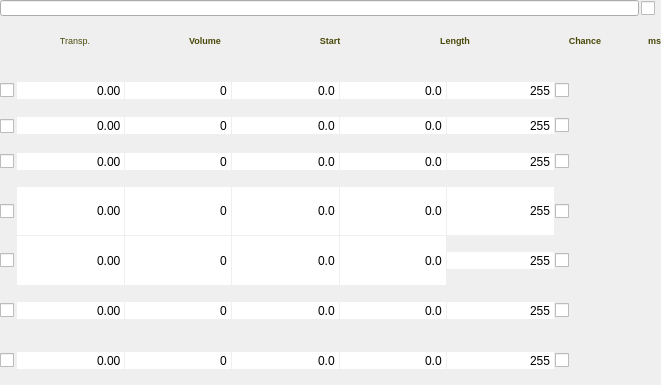
The window that Qt/qt4_patch_widget.ui (kmatheussen/radium) describes before a commit, drawn with Qt 5.
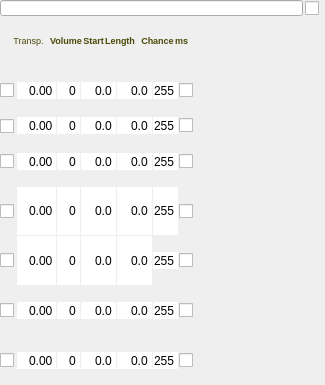
The same window after the commit.

Patch:
```diff
--- a/Qt/qt4_patch_widget.ui
+++ b/Qt/qt4_patch_widget.ui
@@ -6,12 +6,12 @@
    <rect>
     <x>0</x>
     <y>0</y>
-    <width>661</width>
+    <width>325</width>
     <height>385</height>
    </rect>
   </property>
   <property name="sizePolicy">
-   <sizepolicy hsizetype="Minimum" vsizetype="Minimum">
+   <sizepolicy hsizetype="Fixed" vsizetype="Fixed">
     <horstretch>0</horstretch>
     <verstretch>0</verstretch>
    </sizepolicy>
@@ -38,7 +38,7 @@
    <item>
     <widget class="QWidget" name="widget" native="true">
      <property name="sizePolicy">
-      <sizepolicy hsizetype="Minimum" vsizetype="Minimum">
+      <sizepolicy hsizetype="Expanding" vsizetype="Minimum">
        <horstretch>0</horstretch>
        <verstretch>0</verstretch>
       </sizepolicy>
@@ -69,7 +69,7 @@
        <widget class="QLineEdit" name="name_widget">
         <property name="sizePolicy">
          <sizepolicy hsizetype="Expanding" vsizetype="Maximum">
-          <horstretch>0</horstretch>
+          <horstretch>1</horstretch>
           <verstretch>0</verstretch>
          </sizepolicy>
         </property>
@@ -103,7 +103,7 @@
    <item>
     <widget class="QWidget" name="voices_widget" native="true">
      <property name="sizePolicy">
-      <sizepolicy hsizetype="Minimum" vsizetype="Minimum">
+      <sizepolicy hsizetype="Fixed" vsizetype="Minimum">
        <horstretch>0</horstretch>
        <verstretch>0</verstretch>
       </sizepolicy>
@@ -150,6 +150,12 @@
         </item>
         <item>
          <widget class="QLabel" name="nd_label4">
+          <property name="sizePolicy">
+           <sizepolicy hsizetype="Fixed" vsizetype="Preferred">
+            <horstretch>0</horstretch>
+            <verstretch>0</verstretch>
+           </sizepolicy>
+          </property>
           <property name="text">
            <string>&lt;html&gt;&lt;head/&gt;&lt;body&gt;&lt;p&gt;&lt;span style=&quot; font-size:7pt; color:#4a4808;&quot;&gt;Transp.&lt;/span&gt;&lt;/p&gt;&lt;/body&gt;&lt;/html&gt;</string>
           </property>
@@ -176,6 +182,12 @@
         </item>
         <item>
          <widget class="QLabel" name="nd_label1">
+          <property name="sizePolicy">
+           <sizepolicy hsizetype="Fixed" vsizetype="Preferred">
+            <horstretch>0</horstretch>
+            <verstretch>0</verstretch>
+           </sizepolicy>
+          </property>
           <property name="text">
            <string>&lt;html&gt;&lt;head/&gt;&lt;body&gt;&lt;p&gt;&lt;span style=&quot; font-size:7pt; font-weight:600; color:#4a4808;&quot;&gt;Volume&lt;/span&gt;&lt;/p&gt;&lt;/body&gt;&lt;/html&gt;</string>
           </property>
@@ -192,6 +204,12 @@
         </item>
         <item>
          <widget class="QLabel" name="nd_label2">
+          <property name="sizePolicy">
+           <sizepolicy hsizetype="Fixed" vsizetype="Preferred">
+            <horstretch>0</horstretch>
+            <verstretch>0</verstretch>
+           </sizepolicy>
+          </property>
           <property name="text">
            <string>&lt;html&gt;&lt;head/&gt;&lt;body&gt;&lt;p&gt;&lt;span style=&quot; font-size:7pt; font-weight:600; color:#4a4808;&quot;&gt;Start&lt;/span&gt;&lt;/p&gt;&lt;/body&gt;&lt;/html&gt;</string>
           </property>
@@ -203,7 +221,7 @@
         <item>
          <widget class="QLabel" name="nd_label3">
           <property name="sizePolicy">
-           <sizepolicy hsizetype="Minimum" vsizetype="Minimum">
+           <sizepolicy hsizetype="Fixed" vsizetype="Minimum">
             <horstretch>0</horstretch>
             <verstretch>0</verstretch>
            </sizepolicy>
@@ -235,7 +253,7 @@
         <item>
          <widget class="QLabel" name="nd_label5">
           <property name="sizePolicy">
-           <sizepolicy hsizetype="Minimum" vsizetype="Minimum">
+           <sizepolicy hsizetype="Fixed" vsizetype="Minimum">
             <horstretch>0</horstretch>
             <verstretch>0</verstretch>
            </sizepolicy>
@@ -302,6 +320,12 @@
         </item>
         <item>
          <widget class="QDoubleSpinBox" name="t1">
+          <property name="sizePolicy">
+           <sizepolicy hsizetype="Fixed" vsizetype="Fixed">
+            <horstretch>0</horstretch>
+            <verstretch>0</verstretch>
+           </sizepolicy>
+          </property>
           <property name="toolTip">
            <string>Transpose voice</string>
           </property>
@@ -324,6 +348,12 @@
         </item>
         <item>
          <widget class="QSpinBox" name="v1">
+          <property name="sizePolicy">
+           <sizepolicy hsizetype="Fixed" vsizetype="Fixed">
+            <horstretch>0</horstretch>
+            <verstretch>0</verstretch>
+           </sizepolicy>
+          </property>
           <property name="frame">
            <bool>false</bool>
           </property>
@@ -343,6 +373,12 @@
         </item>
         <item>
          <widget class="QDoubleSpinBox" name="s1">
+          <property name="sizePolicy">
+           <sizepolicy hsizetype="Fixed" vsizetype="Fixed">
+            <horstretch>0</horstretch>
+            <verstretch>0</verstretch>
+           </sizepolicy>
+          </property>
           <property name="frame">
            <bool>false</bool>
           </property>
@@ -365,6 +401,12 @@
         </item>
         <item>
          <widget class="QDoubleSpinBox" name="l1">
+          <property name="sizePolicy">
+           <sizepolicy hsizetype="Fixed" vsizetype="Fixed">
+            <horstretch>0</horstretch>
+            <verstretch>0</verstretch>
+           </sizepolicy>
+          </property>
           <property name="frame">
            <bool>false</bool>
           </property>
@@ -387,6 +429,12 @@
         </item>
         <item>
          <widget class="QSpinBox" name="c1">
+          <property name="sizePolicy">
+           <sizepolicy hsizetype="Fixed" vsizetype="Fixed">
+            <horstretch>0</horstretch>
+            <verstretch>0</verstretch>
+           </sizepolicy>
+          </property>
           <property name="frame">
            <bool>false</bool>
           </property>
@@ -410,7 +458,7 @@
         <item>
          <widget class="QCheckBox" name="f1">
           <property name="sizePolicy">
-           <sizepolicy hsizetype="Minimum" vsizetype="Minimum">
+           <sizepolicy hsizetype="Fixed" vsizetype="Minimum">
             <horstretch>0</horstretch>
             <verstretch>0</verstretch>
            </sizepolicy>
@@ -459,7 +507,7 @@
         <item>
          <widget class="QDoubleSpinBox" name="t2">
           <property name="sizePolicy">
-           <sizepolicy hsizetype="Minimum" vsizetype="Fixed">
+           <sizepolicy hsizetype="Fixed" vsizetype="Fixed">
             <horstretch>0</horstretch>
             <verstretch>0</verstretch>
            </sizepolicy>
@@ -484,7 +532,7 @@
         <item>
          <widget class="QSpinBox" name="v2">
           <property name="sizePolicy">
-           <sizepolicy hsizetype="Minimum" vsizetype="Fixed">
+           <sizepolicy hsizetype="Fixed" vsizetype="Fixed">
             <horstretch>0</horstretch>
             <verstretch>0</verstretch>
            </sizepolicy>
@@ -509,7 +557,7 @@
         <item>
          <widget class="QDoubleSpinBox" name="s2">
           <property name="sizePolicy">
-           <sizepolicy hsizetype="Minimum" vsizetype="Fixed">
+           <sizepolicy hsizetype="Fixed" vsizetype="Fixed">
             <horstretch>0</horstretch>
             <verstretch>0</verstretch>
            </sizepolicy>
@@ -537,7 +585,7 @@
         <item>
          <widget class="QDoubleSpinBox" name="l2">
           <property name="sizePolicy">
-           <sizepolicy hsizetype="Minimum" vsizetype="Fixed">
+           <sizepolicy hsizetype="Fixed" vsizetype="Fixed">
             <horstretch>0</horstretch>
             <verstretch>0</verstretch>
            </sizepolicy>
@@ -564,6 +612,12 @@
         </item>
         <item>
          <widget class="QSpinBox" name="c2">
+          <property name="sizePolicy">
+           <sizepolicy hsizetype="Fixed" vsizetype="Fixed">
+            <horstretch>0</horstretch>
+            <verstretch>0</verstretch>
+           </sizepolicy>
+          </property>
           <property name="frame">
            <bool>false</bool>
           </property>
@@ -587,7 +641,7 @@
         <item>
          <widget class="QCheckBox" name="f2">
           <property name="sizePolicy">
-           <sizepolicy hsizetype="Minimum" vsizetype="Fixed">
+           <sizepolicy hsizetype="Fixed" vsizetype="Fixed">
             <horstretch>0</horstretch>
             <verstretch>0</verstretch>
            </sizepolicy>
@@ -638,6 +692,12 @@
         </item>
         <item>
          <widget class="QDoubleSpinBox" name="t3">
+          <property name="sizePolicy">
+           <sizepolicy hsizetype="Fixed" vsizetype="Fixed">
+            <horstretch>0</horstretch>
+            <verstretch>0</verstretch>
+           </sizepolicy>
+          </property>
           <property name="frame">
            <bool>false</bool>
           </property>
@@ -657,6 +717,12 @@
         </item>
         <item>
          <widget class="QSpinBox" name="v3">
+          <property name="sizePolicy">
+           <sizepolicy hsizetype="Fixed" vsizetype="Fixed">
+            <horstretch>0</horstretch>
+            <verstretch>0</verstretch>
+           </sizepolicy>
+          </property>
           <property name="frame">
            <bool>false</bool>
           </property>
@@ -676,6 +742,12 @@
         </item>
         <item>
          <widget class="QDoubleSpinBox" name="s3">
+          <property name="sizePolicy">
+           <sizepolicy hsizetype="Fixed" vsizetype="Fixed">
+            <horstretch>0</horstretch>
+            <verstretch>0</verstretch>
+           </sizepolicy>
+          </property>
           <property name="frame">
            <bool>false</bool>
           </property>
@@ -698,6 +770,12 @@
         </item>
         <item>
          <widget class="QDoubleSpinBox" name="l3">
+          <property name="sizePolicy">
+           <sizepolicy hsizetype="Fixed" vsizetype="Fixed">
+            <horstretch>0</horstretch>
+            <verstretch>0</verstretch>
+           </sizepolicy>
+          </property>
           <property name="frame">
            <bool>false</bool>
           </property>
@@ -720,6 +798,12 @@
         </item>
         <item>
          <widget class="QSpinBox" name="c3">
+          <property name="sizePolicy">
+           <sizepolicy hsizetype="Fixed" vsizetype="Fixed">
+            <horstretch>0</horstretch>
+            <verstretch>0</verstretch>
+           </sizepolicy>
+          </property>
           <property name="frame">
            <bool>false</bool>
           </property>
@@ -743,7 +827,7 @@
         <item>
          <widget class="QCheckBox" name="f3">
           <property name="sizePolicy">
-           <sizepolicy hsizetype="Minimum" vsizetype="Minimum">
+           <sizepolicy hsizetype="Fixed" vsizetype="Minimum">
             <horstretch>0</horstretch>
             <verstretch>0</verstretch>
            </sizepolicy>
@@ -795,7 +879,7 @@
         <item>
          <widget class="QDoubleSpinBox" name="t4">
           <property name="sizePolicy">
-           <sizepolicy hsizetype="Minimum" vsizetype="Minimum">
+           <sizepolicy hsizetype="Fixed" vsizetype="Minimum">
             <horstretch>0</horstretch>
             <verstretch>0</verstretch>
            </sizepolicy>
@@ -820,7 +904,7 @@
         <item>
          <widget class="QSpinBox" name="v4">
           <property name="sizePolicy">
-           <sizepolicy hsizetype="Minimum" vsizetype="Minimum">
+           <sizepolicy hsizetype="Fixed" vsizetype="Minimum">
             <horstretch>0</horstretch>
             <verstretch>0</verstretch>
            </sizepolicy>
@@ -845,7 +929,7 @@
         <item>
          <widget class="QDoubleSpinBox" name="s4">
           <property name="sizePolicy">
-           <sizepolicy hsizetype="Minimum" vsizetype="Minimum">
+           <sizepolicy hsizetype="Fixed" vsizetype="Minimum">
             <horstretch>0</horstretch>
             <verstretch>0</verstretch>
            </sizepolicy>
@@ -873,7 +957,7 @@
         <item>
          <widget class="QDoubleSpinBox" name="l4">
           <property name="sizePolicy">
-           <sizepolicy hsizetype="Minimum" vsizetype="Minimum">
+           <sizepolicy hsizetype="Fixed" vsizetype="Minimum">
             <horstretch>0</horstretch>
             <verstretch>0</verstretch>
            </sizepolicy>
@@ -901,7 +985,7 @@
         <item>
          <widget class="QSpinBox" name="c4">
           <property name="sizePolicy">
-           <sizepolicy hsizetype="Minimum" vsizetype="Minimum">
+           <sizepolicy hsizetype="Fixed" vsizetype="Minimum">
             <horstretch>0</horstretch>
             <verstretch>0</verstretch>
            </sizepolicy>
@@ -929,7 +1013,7 @@
         <item>
          <widget class="QCheckBox" name="f4">
           <property name="sizePolicy">
-           <sizepolicy hsizetype="Minimum" vsizetype="Minimum">
+           <sizepolicy hsizetype="Fixed" vsizetype="Minimum">
             <horstretch>0</horstretch>
             <verstretch>0</verstretch>
            </sizepolicy>
@@ -981,7 +1065,7 @@
         <item>
          <widget class="QDoubleSpinBox" name="t5">
           <property name="sizePolicy">
-           <sizepolicy hsizetype="Minimum" vsizetype="Minimum">
+           <sizepolicy hsizetype="Fixed" vsizetype="Minimum">
             <horstretch>0</horstretch>
             <verstretch>0</verstretch>
            </sizepolicy>
@@ -1006,7 +1090,7 @@
         <item>
          <widget class="QSpinBox" name="v5">
           <property name="sizePolicy">
-           <sizepolicy hsizetype="Minimum" vsizetype="Minimum">
+           <sizepolicy hsizetype="Fixed" vsizetype="Minimum">
             <horstretch>0</horstretch>
             <verstretch>0</verstretch>
            </sizepolicy>
@@ -1031,7 +1115,7 @@
         <item>
          <widget class="QDoubleSpinBox" name="s5">
           <property name="sizePolicy">
-           <sizepolicy hsizetype="Minimum" vsizetype="Minimum">
+           <sizepolicy hsizetype="Fixed" vsizetype="Minimum">
             <horstretch>0</horstretch>
             <verstretch>0</verstretch>
            </sizepolicy>
@@ -1059,7 +1143,7 @@
         <item>
          <widget class="QDoubleSpinBox" name="l5">
           <property name="sizePolicy">
-           <sizepolicy hsizetype="Minimum" vsizetype="Minimum">
+           <sizepolicy hsizetype="Fixed" vsizetype="Minimum">
             <horstretch>0</horstretch>
             <verstretch>0</verstretch>
            </sizepolicy>
@@ -1086,6 +1170,12 @@
         </item>
         <item>
          <widget class="QSpinBox" name="c5">
+          <property name="sizePolicy">
+           <sizepolicy hsizetype="Fixed" vsizetype="Fixed">
+            <horstretch>0</horstretch>
+            <verstretch>0</verstretch>
+           </sizepolicy>
+          </property>
           <property name="frame">
            <bool>false</bool>
           </property>
@@ -1109,7 +1199,7 @@
         <item>
          <widget class="QCheckBox" name="f5">
           <property name="sizePolicy">
-           <sizepolicy hsizetype="Minimum" vsizetype="Minimum">
+           <sizepolicy hsizetype="Fixed" vsizetype="Minimum">
             <horstretch>0</horstretch>
             <verstretch>0</verstretch>
            </sizepolicy>
@@ -1157,6 +1247,12 @@
         </item>
         <item>
          <widget class="QDoubleSpinBox" name="t6">
+          <property name="sizePolicy">
+           <sizepolicy hsizetype="Fixed" vsizetype="Fixed">
+            <horstretch>0</horstretch>
+            <verstretch>0</verstretch>
+           </sizepolicy>
+          </property>
           <property name="frame">
            <bool>false</bool>
           </property>
@@ -1176,6 +1272,12 @@
         </item>
         <item>
          <widget class="QSpinBox" name="v6">
+          <property name="sizePolicy">
+           <sizepolicy hsizetype="Fixed" vsizetype="Fixed">
+            <horstretch>0</horstretch>
+            <verstretch>0</verstretch>
+           </sizepolicy>
+          </property>
           <property name="frame">
            <bool>false</bool>
           </property>
@@ -1195,6 +1297,12 @@
         </item>
         <item>
          <widget class="QDoubleSpinBox" name="s6">
+          <property name="sizePolicy">
+           <sizepolicy hsizetype="Fixed" vsizetype="Fixed">
+            <horstretch>0</horstretch>
+            <verstretch>0</verstretch>
+           </sizepolicy>
+          </property>
           <property name="frame">
            <bool>false</bool>
           </property>
@@ -1217,6 +1325,12 @@
         </item>
         <item>
          <widget class="QDoubleSpinBox" name="l6">
+          <property name="sizePolicy">
+           <sizepolicy hsizetype="Fixed" vsizetype="Fixed">
+            <horstretch>0</horstretch>
+            <verstretch>0</verstretch>
+           </sizepolicy>
+          </property>
           <property name="frame">
            <bool>false</bool>
           </property>
@@ -1239,6 +1353,12 @@
         </item>
         <item>
          <widget class="QSpinBox" name="c6">
+          <property name="sizePolicy">
+           <sizepolicy hsizetype="Fixed" vsizetype="Fixed">
+            <horstretch>0</horstretch>
+            <verstretch>0</verstretch>
+           </sizepolicy>
+          </property>
           <property name="frame">
            <bool>false</bool>
           </property>
@@ -1262,7 +1382,7 @@
         <item>
          <widget class="QCheckBox" name="f6">
           <property name="sizePolicy">
-           <sizepolicy hsizetype="Minimum" vsizetype="Minimum">
+           <sizepolicy hsizetype="Fixed" vsizetype="Minimum">
             <horstretch>0</horstretch>
             <verstretch>0</verstretch>
            </sizepolicy>
@@ -1310,6 +1430,12 @@
         </item>
         <item>
          <widget class="QDoubleSpinBox" name="t7">
+          <property name="sizePolicy">
+           <sizepolicy hsizetype="Fixed" vsizetype="Fixed">
+            <horstretch>0</horstretch>
+            <verstretch>0</verstretch>
+           </sizepolicy>
+          </property>
           <property name="frame">
            <bool>false</bool>
           </property>
@@ -1329,6 +1455,12 @@
         </item>
         <item>
          <widget class="QSpinBox" name="v7">
+          <property name="sizePolicy">
+           <sizepolicy hsizetype="Fixed" vsizetype="Fixed">
+            <horstretch>0</horstretch>
+            <verstretch>0</verstretch>
+           </sizepolicy>
+          </property>
           <property name="frame">
            <bool>false</bool>
           </property>
@@ -1348,6 +1480,12 @@
         </item>
         <item>
          <widget class="QDoubleSpinBox" name="s7">
+          <property name="sizePolicy">
+           <sizepolicy hsizetype="Fixed" vsizetype="Fixed">
+            <horstretch>0</horstretch>
+            <verstretch>0</verstretch>
+           </sizepolicy>
+          </property>
           <property name="frame">
            <bool>false</bool>
           </property>
@@ -1370,6 +1508,12 @@
         </item>
         <item>
          <widget class="QDoubleSpinBox" name="l7">
+          <property name="sizePolicy">
+           <sizepolicy hsizetype="Fixed" vsizetype="Fixed">
+            <horstretch>0</horstretch>
+            <verstretch>0</verstretch>
+           </sizepolicy>
+          </property>
           <property name="frame">
            <bool>false</bool>
           </property>
@@ -1392,6 +1536,12 @@
         </item>
         <item>
          <widget class="QSpinBox" name="c7">
+          <property name="sizePolicy">
+           <sizepolicy hsizetype="Fixed" vsizetype="Fixed">
+            <horstretch>0</horstretch>
+            <verstretch>0</verstretch>
+           </sizepolicy>
+          </property>
           <property name="frame">
            <bool>false</bool>
           </property>
@@ -1415,7 +1565,7 @@
         <item>
          <widget class="QCheckBox" name="f7">
           <property name="sizePolicy">
-           <sizepolicy hsizetype="Minimum" vsizetype="Minimum">
+           <sizepolicy hsizetype="Fixed" vsizetype="Minimum">
             <horstretch>0</horstretch>
             <verstretch>0</verstretch>
            </sizepolicy>
```
